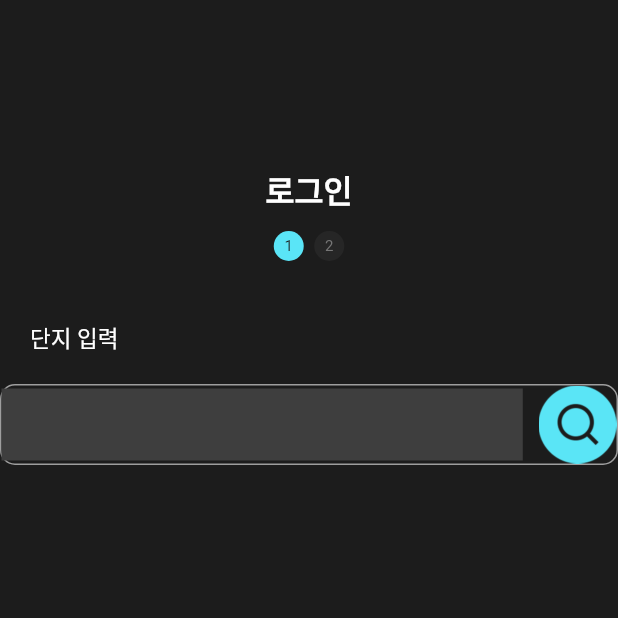
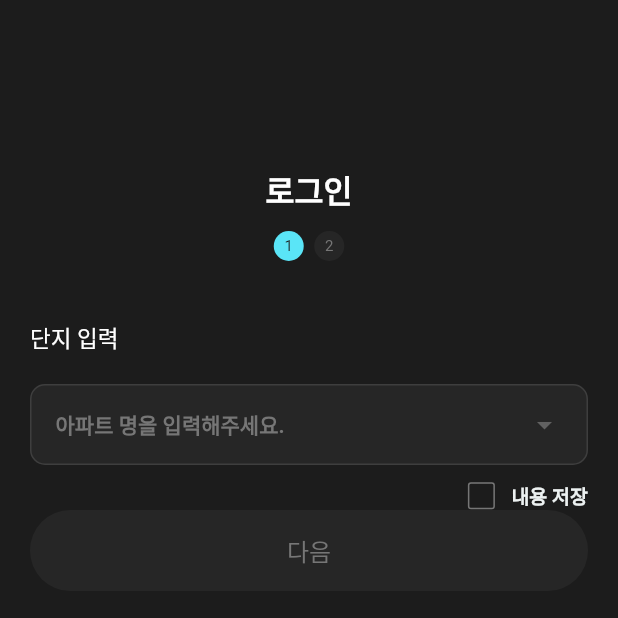
Before and after one commit to HanKyeol0/IoT-SmartHome-App, a Flutter app: the screen it shows after launch, on a phone screen of 412 x 824 dp, the top half of it. Run offline on Flutter 3.47's test engine with Material 2 defaults, Android fonts, the phone set to English and light mode, and no system bars; Roboto replaces fonts that are missing (NanumSquareNeo, luxFont).

Commit message:
home commit

```diff
--- a/lib/login/login.dart
+++ b/lib/login/login.dart
@@ -1,10 +1,11 @@
 import 'package:flutter/material.dart';
 import 'package:luxrobo_publish/styles.dart';
-import 'package:luxrobo_publish/widgets/field.dart';
+import '../widgets/button.dart';
+import '../widgets/field.dart';
 import '../widgets/navigation.dart';
 
 class Login extends StatefulWidget {
-  const Login({super.key});
+  const Login({Key? key}) : super(key: key);
 
   @override
   State<Login> createState() => _LoginState();
@@ -16,9 +17,7 @@ class _LoginState extends State<Login> {
     return Scaffold(
       body: ListView(
         children: [
-          const SizedBox(
-            height: 111,
-          ),
+          const SizedBox(height: 111),
           const Row(
             mainAxisAlignment: MainAxisAlignment.center,
             children: [
@@ -33,9 +32,7 @@ class _LoginState extends State<Login> {
                       fontWeight: FontWeight.w800,
                     ),
                   ),
-                  SizedBox(
-                    height: 12,
-                  ),
+                  SizedBox(height: 12),
                   Row(
                     children: [
                       CircleNav(
@@ -43,9 +40,7 @@ class _LoginState extends State<Login> {
                         bgColor: bColor,
                         textColor: black,
                       ),
-                      SizedBox(
-                        width: 7,
-                      ),
+                      SizedBox(width: 7),
                       CircleNav(
                         text: '2',
                         bgColor: grey,
@@ -53,9 +48,7 @@ class _LoginState extends State<Login> {
                       ),
                     ],
                   ),
-                  SizedBox(
-                    height: 20,
-                  ),
+                  SizedBox(height: 20),
                 ],
               ),
             ],
@@ -78,15 +71,47 @@ class _LoginState extends State<Login> {
               ],
             ),
           ),
-          const SizedBox(
-            height: 54,
-            child: DropdownInput(
-              items: [
-                'A',
-                'B',
-                'D',
+          const DropdownInput(
+            placeholder: '아파트 명을 입력해주세요.',
+            items: [
+              'A',
+              'B',
+              'C',
+            ],
+          ),
+          const SizedBox(height: 11),
+          Padding(
+            padding: const EdgeInsets.only(right: 10),
+            child: Row(
+              children: [
+                Expanded(child: Container()),
+                const Padding(
+                  padding: EdgeInsets.only(right: 10),
+                  child: Row(
+                    mainAxisAlignment: MainAxisAlignment.end,
+                    children: [
+                      BlueCheckbox(),
+                      SizedBox(width: 11),
+                      Text(
+                        '내용 저장',
+                        style: TextStyle(
+                          fontFamily: 'luxFont',
+                          fontWeight: FontWeight.w700,
+                          fontSize: 13,
+                          color: textGrey,
+                        ),
+                      ),
+                    ],
+                  ),
+                ),
               ],
             ),
+          ),
+          const Positioned(
+            left: 20,
+            right: 20,
+            bottom: 20,
+            child: RoundNextButton(),
           ),
         ],
       ),
--- a/lib/widgets/button.dart
+++ b/lib/widgets/button.dart
@@ -1,4 +1,5 @@
 import 'package:flutter/material.dart';
+import '../styles.dart';
 
 class RoundButton extends StatelessWidget {
   final String text;
@@ -11,10 +12,10 @@ class RoundButton extends StatelessWidget {
   const RoundButton({
     super.key,
     required this.text,
-    required this.bgColor,
+    this.bgColor = grey,
     required this.textColor,
-    required this.buttonWidth,
-    required this.buttonHeight,
+    this.buttonWidth = 140,
+    this.buttonHeight = 140,
     required this.onPressed,
   });
 
@@ -43,3 +44,85 @@ class RoundButton extends StatelessWidget {
     );
   }
 }
+
+class RoundNextButton extends StatelessWidget {
+  const RoundNextButton({
+    super.key,
+  });
+
+  @override
+  Widget build(BuildContext context) {
+    return InkWell(
+      borderRadius: BorderRadius.circular(30),
+      child: Align(
+        alignment: Alignment.bottomCenter,
+        child: Container(
+          height: 54,
+          margin: const EdgeInsets.only(
+            left: 20,
+            right: 20,
+            bottom: 20,
+          ),
+          decoration: BoxDecoration(
+            color: grey,
+            borderRadius: BorderRadius.circular(30),
+          ),
+          child: const Center(
+            child: Text(
+              '다음',
+              style: TextStyle(
+                fontSize: 16,
+                color: lightGrey,
+              ),
+            ),
+          ),
+        ),
+      ),
+    );
+  }
+}
+
+class BlueCheckbox extends StatefulWidget {
+  const BlueCheckbox({super.key});
+
+  @override
+  State<BlueCheckbox> createState() => _BlueCheckboxState();
+}
+
+class _BlueCheckboxState extends State<BlueCheckbox> {
+  bool isChecked = false;
+
+  @override
+  Widget build(BuildContext context) {
+    return InkWell(
+      onTap: () {
+        setState(() {
+          isChecked = !isChecked;
+        });
+      },
+      child: Container(
+        decoration: BoxDecoration(
+          shape: BoxShape.rectangle,
+          color: isChecked ? bColor : Colors.transparent,
+          border: isChecked
+              ? Border.all(
+                  color: bColor,
+                )
+              : Border.all(color: lightGrey),
+          borderRadius: BorderRadius.circular(2.0),
+        ),
+        padding: const EdgeInsets.only(bottom: 1.5),
+        height: 18,
+        width: 18,
+        child: isChecked
+            ? const Icon(
+                Icons.check_outlined,
+                color: Colors.black,
+                size: 17,
+                weight: 20.0,
+              )
+            : null,
+      ),
+    );
+  }
+}
--- a/lib/widgets/field.dart
+++ b/lib/widgets/field.dart
@@ -1,86 +1,49 @@
 import 'package:flutter/material.dart';
 
-class DropdownInput extends StatefulWidget {
-  final List<String> items;
-  final String openIcon;
-  final String closeIcon;
+import '../styles.dart';
+
+class DropdownInput extends StatelessWidget {
+  final String placeholder;
+  final List<String>? items;
 
   const DropdownInput({
-    Key? key,
-    required this.items,
-    this.openIcon = 'assets/searchIconOn.png',
-    this.closeIcon = 'assets/searchIconOff.png',
-  }) : super(key: key);
-
-  @override
-  // ignore: library_private_types_in_public_api
-  _DropdownInputState createState() => _DropdownInputState();
-}
-
-class _DropdownInputState extends State<DropdownInput> {
-  final TextEditingController _controller = TextEditingController();
-  bool _isOpen = false;
-  String _selectedItem = '';
+    super.key,
+    required this.placeholder,
+    this.items,
+  });
 
   @override
   Widget build(BuildContext context) {
-    return SizedBox(
-      width: 335,
+    return Container(
+      padding: const EdgeInsets.symmetric(horizontal: 16.0),
+      margin: const EdgeInsets.symmetric(horizontal: 20),
       height: 54,
-      child: Container(
-        decoration: BoxDecoration(
-          border: Border.all(
-            color: _isOpen ? Colors.white : Colors.grey,
+      decoration: BoxDecoration(
+        borderRadius: BorderRadius.circular(10.0),
+        border: Border.all(color: dialogColor),
+        color: grey,
+      ),
+      child: DropdownButtonHideUnderline(
+        child: DropdownButton<String>(
+          isExpanded: true,
+          hint: Text(
+            placeholder,
+            style: const TextStyle(
+                fontFamily: 'luxFont',
+                fontWeight: FontWeight.w700,
+                fontSize: 14,
+                color: lightGrey),
           ),
-          borderRadius: BorderRadius.circular(10.0),
-        ),
-        child: Row(
-          children: <Widget>[
-            Expanded(
-              child: Container(
-                color: const Color(0xFF3E3E3E),
-                child: TextField(
-                  controller: _controller,
-                  decoration: const InputDecoration(
-                    border: InputBorder.none,
-                  ),
-                ),
-              ),
-            ),
-            DropdownButtonHideUnderline(
-              child: DropdownButton<String>(
-                isExpanded: true,
-                icon: Image.asset(_isOpen ? widget.closeIcon : widget.openIcon),
-                items: widget.items.map((String value) {
+          value: null, // You can set the default value here
+          onChanged: (String? value) {},
+          items: items != null
+              ? items!.map((String item) {
                   return DropdownMenuItem<String>(
-                    value: value,
-                    child: Container(
-                      decoration: const BoxDecoration(
-                        border: Border(
-                          bottom: BorderSide(color: Colors.grey),
-                        ),
-                      ),
-                      child: Text(
-                        value,
-                        style: TextStyle(
-                          color: _controller.text.contains(value)
-                              ? Colors.white
-                              : Colors.grey,
-                        ),
-                      ),
-                    ),
+                    value: item,
+                    child: Text(item),
                   );
-                }).toList(),
-                onChanged: (newValue) {
-                  setState(() {
-                    _selectedItem = newValue!;
-                    _controller.text = _selectedItem;
-                    _isOpen = !_isOpen;
-                  });
-                },
-              ),
-            ),
-          ],
+                }).toList()
+              : null,
         ),
       ),
     );
```
Also changed, not shown: lib/login/access_authority1.dart (deleted, +0 -189 lines).
